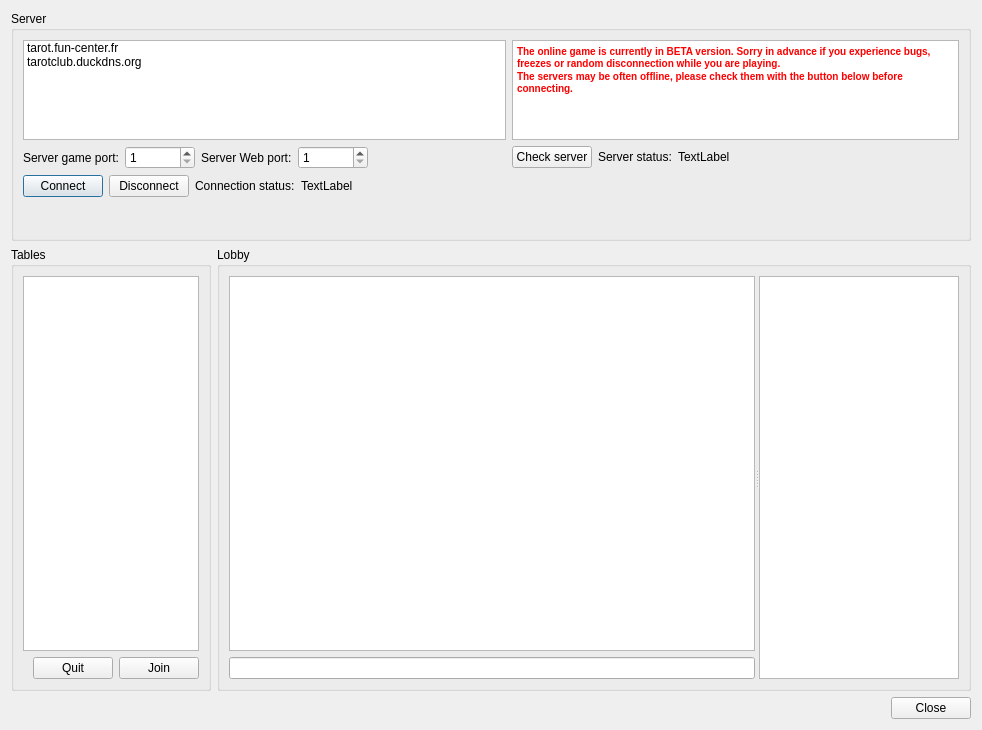
Before: the Qt Designer form src/desktop/forms/LobbyUI.ui in arabine/icl, drawn with Qt 5.
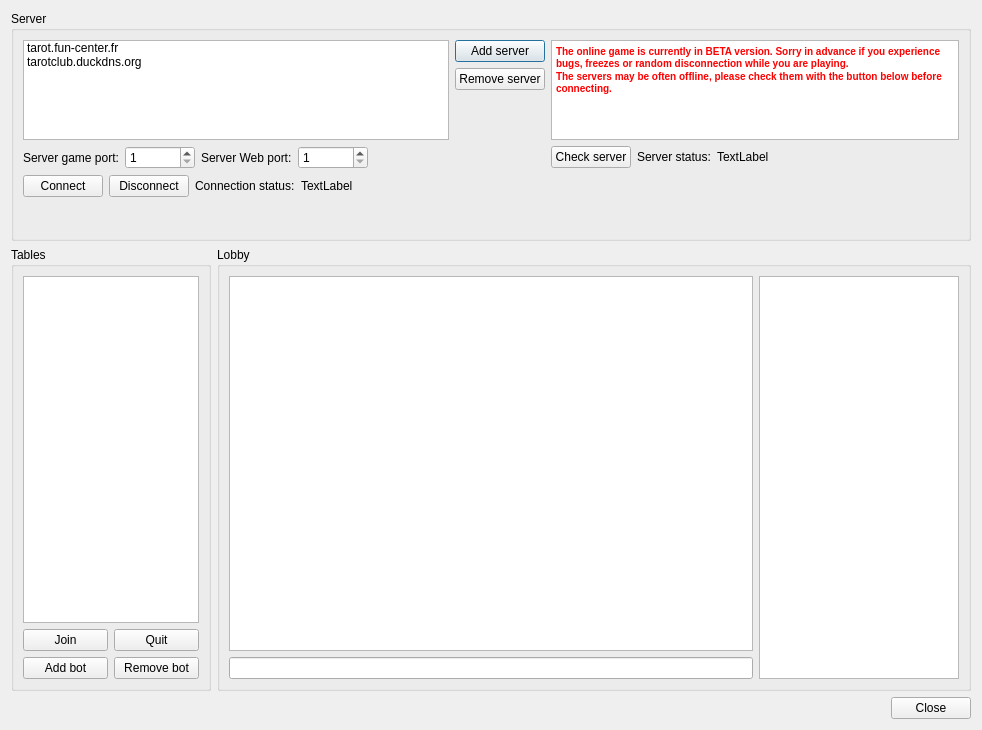
After: the same form once the commit is applied.

Commit message: Added buttons for bots and servers management

```diff
--- a/src/desktop/forms/LobbyUI.ui
+++ b/src/desktop/forms/LobbyUI.ui
@@ -36,7 +36,9 @@
      </property>
      <layout class="QGridLayout" name="gridLayout">
       <item row="0" column="0">
-       <layout class="QVBoxLayout" name="verticalLayout_3">
+       <layout class="QVBoxLayout" name="verticalLayout_4">
+        <item>
+         <layout class="QHBoxLayout" name="horizontalLayout_8">
         <item>
          <widget class="QListWidget" name="serverList">
           <property name="minimumSize">
@@ -64,6 +66,39 @@
          </widget>
         </item>
         <item>
+           <layout class="QVBoxLayout" name="verticalLayout_3">
+            <item>
+             <widget class="QPushButton" name="addServerButton">
+              <property name="text">
+               <string>Add server</string>
+              </property>
+             </widget>
+            </item>
+            <item>
+             <widget class="QPushButton" name="removeServerButton">
+              <property name="text">
+               <string>Remove server</string>
+              </property>
+             </widget>
+            </item>
+            <item>
+             <spacer name="verticalSpacer_3">
+              <property name="orientation">
+               <enum>Qt::Vertical</enum>
+              </property>
+              <property name="sizeHint" stdset="0">
+               <size>
+                <width>20</width>
+                <height>40</height>
+               </size>
+              </property>
+             </spacer>
+            </item>
+           </layout>
+          </item>
+         </layout>
+        </item>
+        <item>
          <layout class="QHBoxLayout" name="horizontalLayout_5">
           <item>
            <widget class="QLabel" name="label">
@@ -178,8 +213,8 @@
           </property>
           <property name="sizeHint" stdset="0">
            <size>
-            <width>20</width>
-            <height>40</height>
+            <width>522</width>
+            <height>13</height>
            </size>
           </property>
          </spacer>
@@ -206,9 +241,9 @@
            <string>&lt;!DOCTYPE HTML PUBLIC &quot;-//W3C//DTD HTML 4.0//EN&quot; &quot;http://www.w3.org/TR/REC-html40/strict.dtd&quot;&gt;
 &lt;html&gt;&lt;head&gt;&lt;meta name=&quot;qrichtext&quot; content=&quot;1&quot; /&gt;&lt;style type=&quot;text/css&quot;&gt;
 p, li { white-space: pre-wrap; }
-&lt;/style&gt;&lt;/head&gt;&lt;body style=&quot; font-family:'Ubuntu'; font-size:11pt; font-weight:400; font-style:normal;&quot;&gt;
-&lt;p style=&quot; margin-top:0px; margin-bottom:0px; margin-left:0px; margin-right:0px; -qt-block-indent:0; text-indent:0px;&quot;&gt;&lt;span style=&quot; font-family:'MS Shell Dlg 2'; font-size:7.8pt; font-weight:600; color:#ff0000;&quot;&gt;The online game is currently in BETA version. Sorry in advance if you experience bugs, freezes or random disconnection while you are playing.&lt;/span&gt;&lt;/p&gt;
-&lt;p style=&quot; margin-top:0px; margin-bottom:0px; margin-left:0px; margin-right:0px; -qt-block-indent:0; text-indent:0px;&quot;&gt;&lt;span style=&quot; font-family:'MS Shell Dlg 2'; font-size:7.8pt; font-weight:600; color:#ff0000;&quot;&gt;The servers may be often offline, please check them with the button below before connecting.&lt;/span&gt;&lt;/p&gt;&lt;/body&gt;&lt;/html&gt;</string>
+&lt;/style&gt;&lt;/head&gt;&lt;body style=&quot; font-family:'MS Shell Dlg 2'; font-size:7.8pt; font-weight:400; font-style:normal;&quot;&gt;
+&lt;p style=&quot; margin-top:0px; margin-bottom:0px; margin-left:0px; margin-right:0px; -qt-block-indent:0; text-indent:0px;&quot;&gt;&lt;span style=&quot; font-weight:600; color:#ff0000;&quot;&gt;The online game is currently in BETA version. Sorry in advance if you experience bugs, freezes or random disconnection while you are playing.&lt;/span&gt;&lt;/p&gt;
+&lt;p style=&quot; margin-top:0px; margin-bottom:0px; margin-left:0px; margin-right:0px; -qt-block-indent:0; text-indent:0px;&quot;&gt;&lt;span style=&quot; font-weight:600; color:#ff0000;&quot;&gt;The servers may be often offline, please check them with the button below before connecting.&lt;/span&gt;&lt;/p&gt;&lt;/body&gt;&lt;/html&gt;</string>
           </property>
          </widget>
         </item>
@@ -269,7 +304,7 @@
     </widget>
    </item>
    <item row="1" column="0">
-    <layout class="QHBoxLayout" name="horizontalLayout_6">
+    <layout class="QHBoxLayout" name="horizontalLayout_7">
      <item>
       <widget class="QGroupBox" name="groupBox_2">
        <property name="maximumSize">
@@ -281,32 +316,12 @@
        <property name="title">
         <string>Tables</string>
        </property>
-       <layout class="QGridLayout" name="gridLayout_3">
+       <layout class="QGridLayout" name="gridLayout_2">
         <item row="0" column="0">
          <widget class="QListWidget" name="tableList"/>
         </item>
         <item row="1" column="0">
          <layout class="QHBoxLayout" name="horizontalLayout_4">
-          <item>
-           <spacer name="horizontalSpacer_4">
-            <property name="orientation">
-             <enum>Qt::Horizontal</enum>
-            </property>
-            <property name="sizeHint" stdset="0">
-             <size>
-              <width>40</width>
-              <height>20</height>
-             </size>
-            </property>
-           </spacer>
-          </item>
-          <item>
-           <widget class="QPushButton" name="quitButton">
-            <property name="text">
-             <string>Quit</string>
-            </property>
-           </widget>
-          </item>
           <item>
            <widget class="QPushButton" name="joinButton">
             <property name="text">
@@ -314,6 +329,31 @@
             </property>
            </widget>
           </item>
+          <item>
+           <widget class="QPushButton" name="quitButton">
+            <property name="text">
+             <string>Quit</string>
+            </property>
+           </widget>
+          </item>
+         </layout>
+        </item>
+        <item row="2" column="0">
+         <layout class="QHBoxLayout" name="horizontalLayout_6">
+          <item>
+           <widget class="QPushButton" name="addBotButton">
+            <property name="text">
+             <string>Add bot</string>
+            </property>
+           </widget>
+          </item>
+          <item>
+           <widget class="QPushButton" name="removeBotButton">
+            <property name="text">
+             <string>Remove bot</string>
+            </property>
+           </widget>
+          </item>
          </layout>
         </item>
        </layout>
@@ -324,13 +364,8 @@
        <property name="title">
         <string>Lobby</string>
        </property>
-       <layout class="QGridLayout" name="gridLayout_2">
+       <layout class="QGridLayout" name="gridLayout_3">
         <item row="0" column="0">
-         <widget class="QSplitter" name="splitter">
-          <property name="orientation">
-           <enum>Qt::Horizontal</enum>
-          </property>
-          <widget class="QWidget" name="layoutWidget">
            <layout class="QVBoxLayout" name="verticalLayout_2">
             <item>
              <widget class="QTextBrowser" name="textArea"/>
@@ -339,7 +374,8 @@
              <widget class="QLineEdit" name="chatText"/>
             </item>
            </layout>
-          </widget>
+        </item>
+        <item row="0" column="1">
           <widget class="QListWidget" name="playerList">
            <property name="maximumSize">
             <size>
@@ -347,7 +383,6 @@
              <height>16777215</height>
             </size>
            </property>
-          </widget>
          </widget>
         </item>
        </layout>
```
Lines whose indentation alone changed are shown as unchanged.
